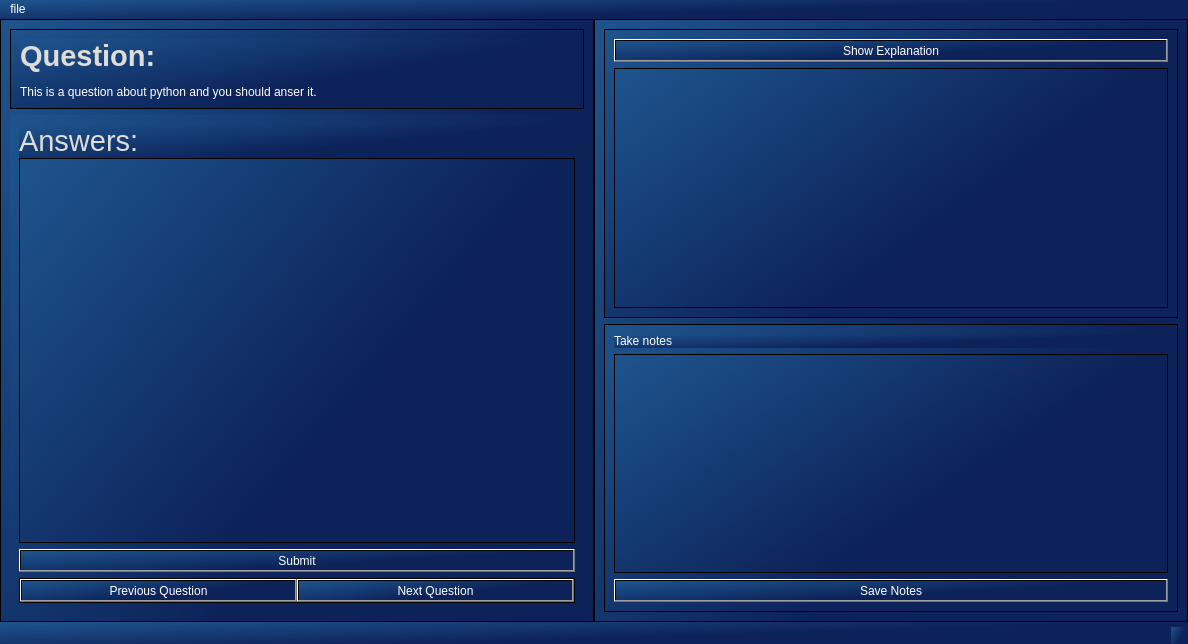
First picture: the form in quiz/view/quiz.ui, repository MikePia/ocr, before the edit.
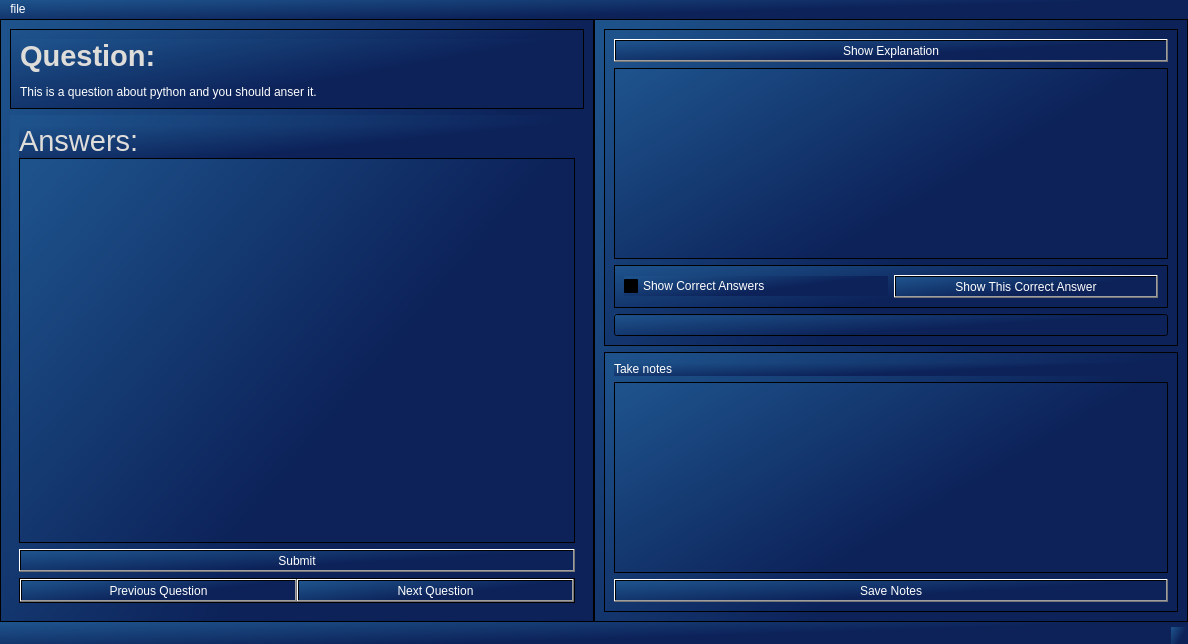
Second picture: the form after the edit. Icons and pictures are not drawn.

Commit message: Added correct answers checkbox and button Changed the prompt to not mention the answer order

What changed in the file:
```diff
--- a/quiz/view/quiz.ui
+++ b/quiz/view/quiz.ui
@@ -250,6 +250,38 @@
           <item>
            <widget class="QTextEdit" name="explanation_edit"/>
           </item>
+          <item>
+           <widget class="QFrame" name="show_answers_frame">
+            <property name="frameShape">
+             <enum>QFrame::StyledPanel</enum>
+            </property>
+            <property name="frameShadow">
+             <enum>QFrame::Raised</enum>
+            </property>
+            <layout class="QHBoxLayout" name="horizontalLayout_3">
+             <item>
+              <widget class="QCheckBox" name="show_answers_cb">
+               <property name="text">
+                <string>Show Correct Answers</string>
+               </property>
+              </widget>
+             </item>
+             <item>
+              <widget class="QPushButton" name="show_answer_btn">
+               <property name="toolTip">
+                <string>Use the menu command to set a correct answer</string>
+               </property>
+               <property name="text">
+                <string>Show This Correct Answer</string>
+               </property>
+              </widget>
+             </item>
+            </layout>
+           </widget>
+          </item>
+          <item>
+           <widget class="QLineEdit" name="show_answers_le"/>
+          </item>
          </layout>
         </widget>
        </item>
```
The commit also changes 4 other files.
